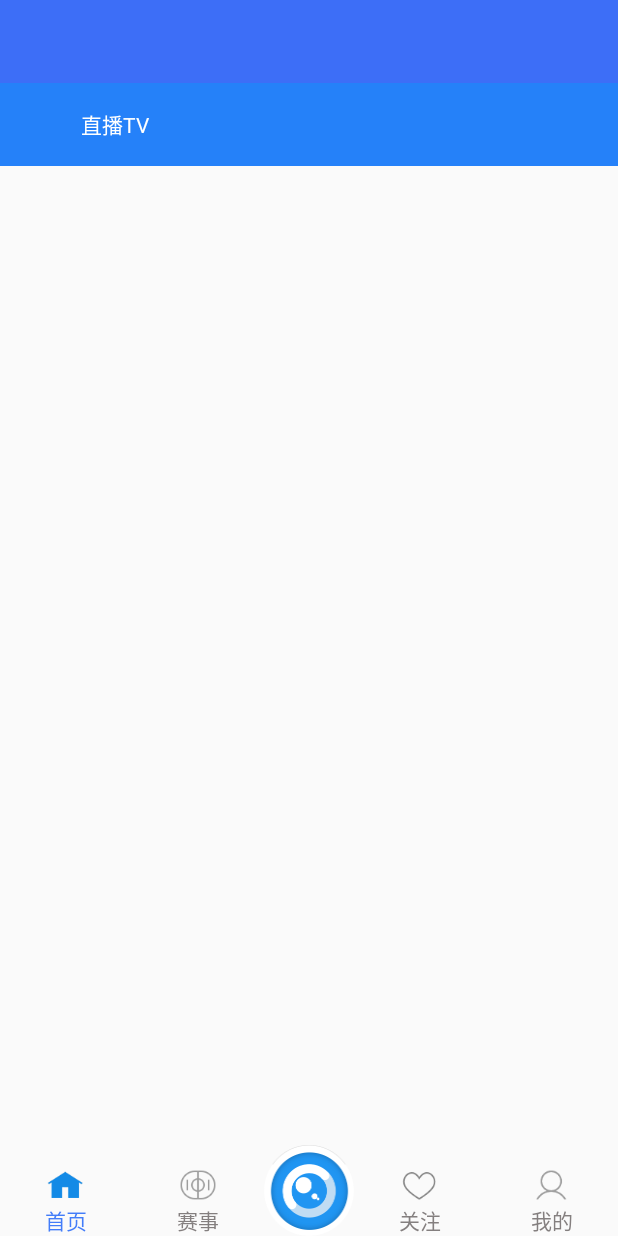
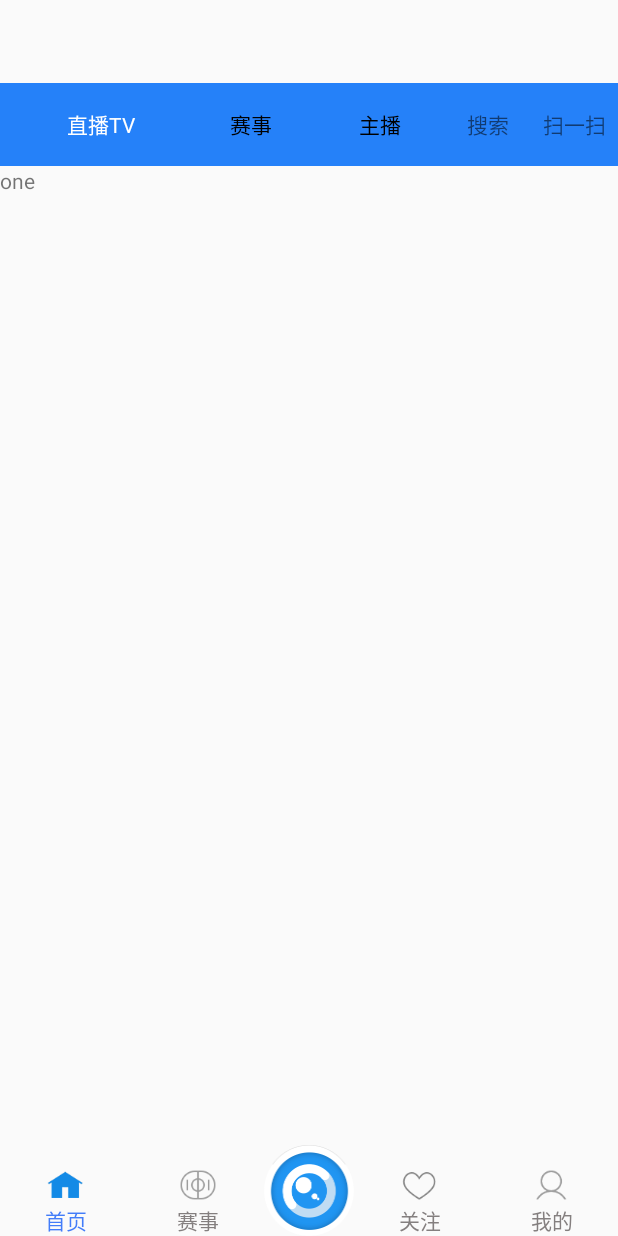
Before and after one commit to Lunck/ZhiBoTV, an Android app: the fragment SaiShiFragment placed in its activity, on a phone screen of 412 x 824 dp. Run offline under Robolectric (Android 15) with nearby library versions, the phone set to English and light mode, and no system bars.

Commit message:
ludi  saishi

```diff
--- a/app/src/main/java/com/example/phone/zhibotv/fragments/SaiShiFragment.java
+++ b/app/src/main/java/com/example/phone/zhibotv/fragments/SaiShiFragment.java
@@ -2,9 +2,13 @@ package com.example.phone.zhibotv.fragments;
 
 import android.os.Bundle;
 import android.support.annotation.Nullable;
+import android.support.v4.app.Fragment;
+import android.support.v4.app.FragmentManager;
+import android.support.v4.app.FragmentTransaction;
 import android.view.LayoutInflater;
 import android.view.View;
 import android.view.ViewGroup;
+import android.widget.RadioGroup;
 
 import com.example.phone.zhibotv.BaseFragment;
 import com.example.phone.zhibotv.R;
@@ -12,12 +16,65 @@ import com.example.phone.zhibotv.R;
 /**
  * Created by Administrator on 2016-11-26.
  */
-public class SaiShiFragment extends BaseFragment {
+public class SaiShiFragment extends BaseFragment implements RadioGroup.OnCheckedChangeListener {
     public static final String TAG=SaiShiFragment.class.getSimpleName();
+    private RadioGroup mRadiogroup;
+    private Fragment showFragment;
+
     @Nullable
     @Override
     public View onCreateView(LayoutInflater inflater, @Nullable ViewGroup container, @Nullable Bundle savedInstanceState) {
         inflate = inflater.inflate(R.layout.saishi_layout, container, false);
         return inflate;
     }
+
+    @Override
+    public void onActivityCreated(@Nullable Bundle savedInstanceState) {
+        super.onActivityCreated(savedInstanceState);
+        initView();
+    }
+
+    private void initView() {
+        mRadiogroup = ((RadioGroup) inflate.findViewById(R.id.saishi_radiogroup));
+        mRadiogroup.setOnCheckedChangeListener(this);
+        FragmentManager fragmentManager = getActivity().getSupportFragmentManager();
+        FragmentTransaction transaction = fragmentManager.beginTransaction();
+        showFragment = new SaiShiOneFragment();
+        transaction.add(R.id.saishi_fragment,showFragment,SaiShiOneFragment.TAG);
+        transaction.commit();
+    }
+
+    @Override
+    public void onCheckedChanged(RadioGroup group, int checkedId) {
+        switch (checkedId) {
+            case R.id.saishi_btn:
+                SwipFragment(SaiShiOneFragment.class,SaiShiOneFragment.TAG);
+                break;
+
+            case R.id.zhubo_btn:
+                SwipFragment(SaiShiTwoFragment.class,SaiShiTwoFragment.TAG);
+                break;
+        }
+    }
+
+    private void SwipFragment(Class<? extends Fragment> fragmentClass, String tag) {
+        FragmentManager fragmentManager = getActivity().getSupportFragmentManager();
+        FragmentTransaction transaction = fragmentManager.beginTransaction();
+        transaction.hide(showFragment);
+        showFragment=fragmentManager.findFragmentByTag(tag);
+        if (showFragment!=null) {
+            transaction.show(showFragment);
+        }else {
+            try {
+                showFragment= fragmentClass.newInstance();
+                transaction.add(R.id.saishi_fragment,showFragment,tag);
+            } catch (java.lang.InstantiationException e) {
+                e.printStackTrace();
+            } catch (IllegalAccessException e) {
+                e.printStackTrace();
+            }
+        }
+        transaction.commit();
+
+    }
 }
--- /dev/null
+++ b/app/src/main/java/com/example/phone/zhibotv/fragments/SaiShiOneFragment.java
@@ -0,0 +1,23 @@
+package com.example.phone.zhibotv.fragments;
+
+import android.os.Bundle;
+import android.support.annotation.Nullable;
+import android.view.LayoutInflater;
+import android.view.View;
+import android.view.ViewGroup;
+
+import com.example.phone.zhibotv.BaseFragment;
+import com.example.phone.zhibotv.R;
+
+/**
+ * Created by Administrator on 2016-11-28.
+ */
+public class SaiShiOneFragment extends BaseFragment {
+    public static final String TAG=SaiShiOneFragment.class.getSimpleName();
+    @Nullable
+    @Override
+    public View onCreateView(LayoutInflater inflater, @Nullable ViewGroup container, @Nullable Bundle savedInstanceState) {
+         inflate=inflater.inflate(R.layout.saishi_one_layout,container,false);
+        return inflate;
+    }
+}
--- a/app/src/main/res/layout/activity_main.xml
+++ b/app/src/main/res/layout/activity_main.xml
@@ -5,13 +5,6 @@
     android:layout_height="match_parent"
     tools:context="com.example.phone.zhibotv.MainActivity">
 
-    <TextView
-        android:layout_width="match_parent"
-        android:layout_height="55dp"
-        android:textSize="25sp"
-        android:textColor="#fff"
-        android:background="#3d6ef7"
-        android:gravity="center"/>
     <FrameLayout
         android:id="@+id/main_framelayout"
         android:layout_width="match_parent"
--- a/app/src/main/res/layout/saishi_layout.xml
+++ b/app/src/main/res/layout/saishi_layout.xml
@@ -1,30 +1,69 @@
 <?xml version="1.0" encoding="utf-8"?>
 <LinearLayout xmlns:android="http://schemas.android.com/apk/res/android"
-    android:orientation="vertical" android:layout_width="match_parent"
-    android:layout_height="match_parent">
+    android:layout_width="match_parent"
+    android:layout_height="match_parent"
+    android:orientation="vertical">
+
     <LinearLayout
         android:layout_width="match_parent"
         android:layout_height="55dp"
-        android:orientation="horizontal"
-        android:background="#2581f9">
+        android:background="#2581f9"
+        android:orientation="horizontal">
+
         <TextView
             android:layout_width="0dp"
-            android:layout_weight="1"
             android:layout_height="match_parent"
+            android:layout_marginLeft="10dp"
+            android:layout_weight="2"
+            android:gravity="center"
             android:text="直播TV"
-            android:gravity="center"
-            android:layout_marginLeft="10dp"
-            android:textColor="#fff"
-            />
+            android:textColor="#fff" />
+
         <RadioGroup
+            android:id="@+id/saishi_radiogroup"
             android:layout_width="0dp"
-            android:layout_weight="2"
             android:layout_height="match_parent"
+            android:layout_weight="3"
             android:orientation="horizontal">
+            <RadioButton
+                android:id="@+id/saishi_btn"
+                android:layout_width="0dp"
+                android:layout_height="match_parent"
+                android:layout_weight="1"
+                android:text="赛事"
+                android:button="@null"
+                android:gravity="center"
+                android:checked="true"
+                />
 
-
+            <RadioButton
+                android:id="@+id/zhubo_btn"
+                android:layout_width="0dp"
+                android:layout_height="match_parent"
+                android:layout_weight="1"
+                android:text="主播"
+                android:button="@null"
+                android:gravity="center"/>
 
         </RadioGroup>
-
+        <TextView
+            android:id="@+id/saishi_search"
+            android:layout_width="0dp"
+            android:layout_height="match_parent"
+            android:layout_weight="1"
+            android:text="搜索"
+            android:gravity="center"/>
+        <TextView
+            android:id="@+id/saishi_saoyisao"
+            android:layout_width="0dp"
+            android:layout_height="match_parent"
+            android:layout_weight="1"
+            android:text="扫一扫"
+            android:gravity="center"
+            />
     </LinearLayout>
+    <FrameLayout
+        android:id="@+id/saishi_fragment"
+        android:layout_width="match_parent"
+        android:layout_height="match_parent"/>
 </LinearLayout>
--- /dev/null
+++ b/app/src/main/res/layout/saishi_one_layout.xml
@@ -0,0 +1,9 @@
+<?xml version="1.0" encoding="utf-8"?>
+<LinearLayout xmlns:android="http://schemas.android.com/apk/res/android"
+    android:orientation="vertical" android:layout_width="match_parent"
+    android:layout_height="match_parent">
+    <TextView
+        android:layout_width="match_parent"
+        android:layout_height="match_parent"
+        android:text="one"/>
+</LinearLayout>
```
Also changed, not shown: app/src/main/java/com/example/phone/zhibotv/fragments/SaiShiTwoFragment.java (added, +23 -0 lines), app/src/main/res/layout/saishi_two_layout.xml (added, +9 -0 lines).
